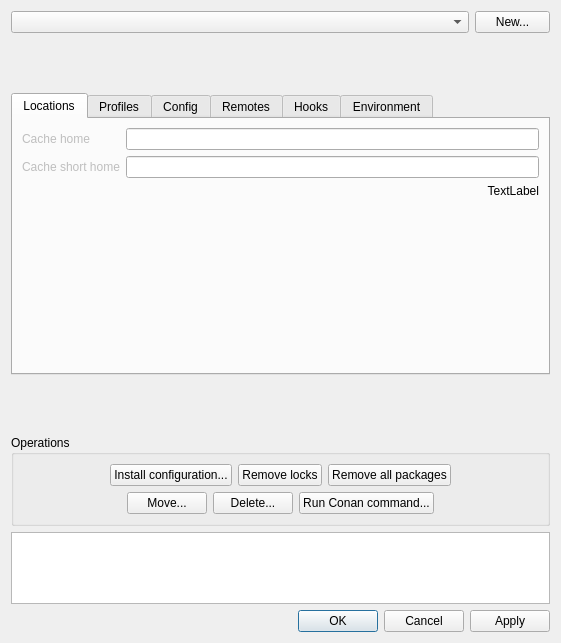
Before: the Qt Designer form src/cruiz/resources/local_cache_manage.ui in markfinal/cruiz, drawn with Qt 5.
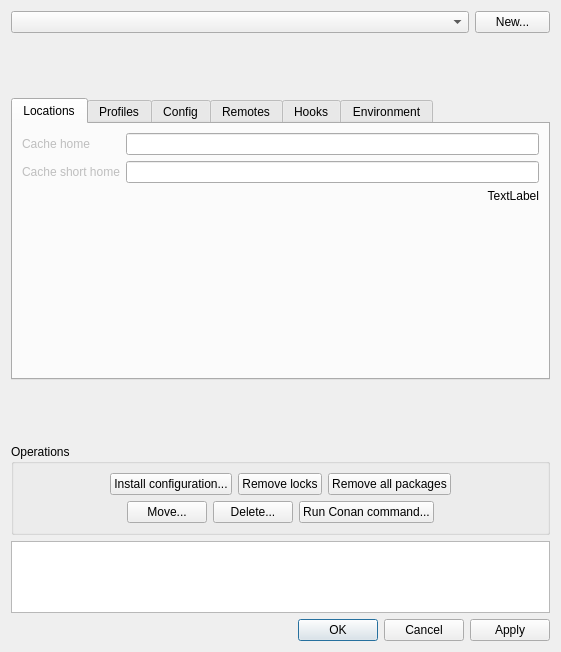
After: the same form once the commit is applied. Custom widgets are drawn as their Qt base class.

What changed in the file:
```diff
--- a/src/cruiz/resources/local_cache_manage.ui
+++ b/src/cruiz/resources/local_cache_manage.ui
@@ -7,7 +7,7 @@
     <x>0</x>
     <y>0</y>
     <width>561</width>
-    <height>643</height>
+    <height>652</height>
    </rect>
   </property>
   <property name="windowTitle">
```
Left out of the diff: 90 changed lines with no effect on the pictures.
